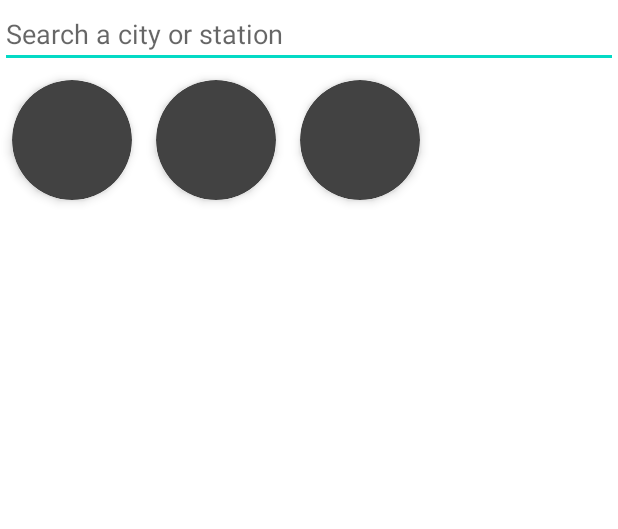
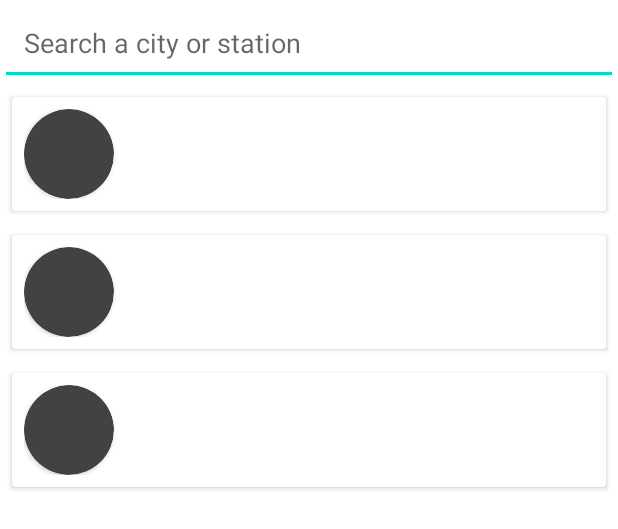
Before and after one commit to henrique-tavolaro/AirQualityProject, an Android app: the layout fragment_home.xml on its own in the app's theme, with its tools: preview values and no code run, on a phone screen of 412 x 824 dp. Shown: the top 529 px of the screen. Run offline under Robolectric (Android 15) with nearby library versions, the phone set to English and light mode, and no system bars.

```diff
--- a/app/src/main/java/com/example/airqualityproject/domain/model/Station.kt
+++ b/app/src/main/java/com/example/airqualityproject/domain/model/Station.kt
@@ -1,11 +1,13 @@
 package com.example.airqualityproject.domain.model
 
+import android.os.Parcelable
+import kotlinx.parcelize.Parcelize
 
-import com.google.gson.annotations.SerializedName
 
+@Parcelize
 data class Station(
     val country: String,
     val geo: List<Double>,
     val name: String,
     val url: String
-)
+) : Parcelable
--- a/app/src/main/java/com/example/airqualityproject/domain/model/Time.kt
+++ b/app/src/main/java/com/example/airqualityproject/domain/model/Time.kt
@@ -1,10 +1,12 @@
 package com.example.airqualityproject.domain.model
 
+import android.os.Parcelable
+import kotlinx.parcelize.Parcelize
 
-import com.google.gson.annotations.SerializedName
 
+@Parcelize
 data class Time(
     val stime: String,
     val tz: String,
     val vtime: Int
-)
+): Parcelable
--- a/app/src/main/res/layout-v21/lazy_adapter.xml
+++ /dev/null
@@ -1,38 +0,0 @@
-<?xml version="1.0" encoding="utf-8"?>
-
-<layout xmlns:android="http://schemas.android.com/apk/res/android"
-    xmlns:app="http://schemas.android.com/apk/res-auto">
-
-    <data>
-        name="data_response"
-        type="com.example.airqualityproject.domain.model.Data" />
-    </data>
-
-    <androidx.cardview.widget.CardView
-        android:id="@+id/lazy_card_adapter"
-        android:layout_width="80dp"
-        android:layout_height="80dp"
-        android:layout_margin="8dp"
-        android:background="@drawable/card_shape"
-        android:backgroundTint="@color/cardview_dark_background"
-        app:cardCornerRadius="50dp"
-        app:cardElevation="4dp">
-
-        <androidx.constraintlayout.widget.ConstraintLayout
-            android:layout_width="match_parent"
-            android:layout_height="match_parent">
-
-            <TextView
-                android:id="@+id/rv_adapter"
-                android:layout_width="wrap_content"
-                android:layout_height="wrap_content"
-                android:text="rv"
-                android:textSize="22sp"
-                app:layout_constraintBottom_toBottomOf="parent"
-                app:layout_constraintEnd_toEndOf="parent"
-                app:layout_constraintStart_toStartOf="parent"
-                app:layout_constraintTop_toTopOf="parent" />
-        </androidx.constraintlayout.widget.ConstraintLayout>
-
-    </androidx.cardview.widget.CardView>
-</layout>
--- a/app/src/main/res/layout/fragment_home.xml
+++ b/app/src/main/res/layout/fragment_home.xml
@@ -16,16 +16,20 @@
         android:orientation="vertical">
 
         <EditText
+            android:id="@+id/et_search"
             android:layout_width="match_parent"
             android:layout_height="wrap_content"
+            android:singleLine="true"
+            android:imeOptions="actionSearch"
+            android:padding="16dp"
             android:hint="Search a city or station"/>
 
         <androidx.recyclerview.widget.RecyclerView
             android:id="@+id/rv_home"
             android:layout_width="match_parent"
             android:layout_height="wrap_content"
-            android:orientation="horizontal"
-            tools:listitem="@layout/lazy_adapter"
+            android:orientation="vertical"
+            tools:listitem="@layout/lazy_city_adapter"
             app:layoutManager="androidx.recyclerview.widget.LinearLayoutManager" />
 
     </LinearLayout>
--- a/app/src/main/res/layout/lazy_adapter.xml
+++ /dev/null
@@ -1,39 +0,0 @@
-<?xml version="1.0" encoding="utf-8"?>
-
-<layout xmlns:android="http://schemas.android.com/apk/res/android"
-    xmlns:app="http://schemas.android.com/apk/res-auto">
-
-    <data>
-        <variable
-            name="data"
-            type="com.example.airqualityproject.domain.model.Data" />
-    </data>
-
-    <androidx.cardview.widget.CardView
-        android:id="@+id/lazy_card_adapter"
-        android:layout_width="80dp"
-        android:layout_height="80dp"
-        android:layout_margin="8dp"
-        android:background="@drawable/card_shape"
-        android:backgroundTint="@color/cardview_dark_background"
-        app:cardCornerRadius="50dp"
-        app:cardElevation="4dp">
-
-        <androidx.constraintlayout.widget.ConstraintLayout
-            android:layout_width="match_parent"
-            android:layout_height="match_parent">
-
-            <TextView
-                android:id="@+id/rv_adapter"
-                android:layout_width="wrap_content"
-                android:layout_height="wrap_content"
-                android:textSize="22sp"
-                app:set_city="@{data}"
-                app:layout_constraintBottom_toBottomOf="parent"
-                app:layout_constraintEnd_toEndOf="parent"
-                app:layout_constraintStart_toStartOf="parent"
-                app:layout_constraintTop_toTopOf="parent" />
-        </androidx.constraintlayout.widget.ConstraintLayout>
-
-    </androidx.cardview.widget.CardView>
-</layout>
--- /dev/null
+++ b/app/src/main/res/layout/lazy_city_adapter.xml
@@ -0,0 +1,59 @@
+<?xml version="1.0" encoding="utf-8"?>
+<layout xmlns:android="http://schemas.android.com/apk/res/android"
+    xmlns:app="http://schemas.android.com/apk/res-auto">
+
+    <data>
+
+        <variable
+            name="data_response"
+            type="com.example.airqualityproject.domain.model.Data" />
+        <variable
+            name="clickListener"
+            type="com.example.airqualityproject.presenter.CityListListener" />
+    </data>
+
+    <androidx.cardview.widget.CardView
+        android:layout_width="match_parent"
+        android:layout_height="wrap_content"
+        android:layout_margin="8dp"
+        android:elevation="4dp"
+        android:onClick="@{() -> clickListener.onClick(data_response)}">
+
+        <LinearLayout
+            android:layout_width="match_parent"
+            android:layout_height="wrap_content"
+            android:orientation="horizontal"
+            android:padding="8dp">
+
+            <androidx.cardview.widget.CardView
+                android:layout_width="60dp"
+                android:layout_height="60dp"
+                app:cardCornerRadius="30dp"
+                app:cardBackgroundColor="@color/cardview_dark_background"
+               >
+
+                <TextView
+                    android:layout_width="wrap_content"
+                    android:layout_height="wrap_content"
+                    android:layout_gravity="center"
+                    android:textColor="@color/white"
+                    android:textSize="22sp"
+                    android:textStyle="bold"
+                    app:set_country="@{data_response}" />
+
+            </androidx.cardview.widget.CardView>
+
+            <TextView
+                android:id="@+id/rv_city"
+                android:layout_width="match_parent"
+                android:layout_height="wrap_content"
+                android:layout_gravity="center"
+                android:paddingStart="8dp"
+                android:textSize="18sp"
+                app:set_city="@{data_response}" />
+
+        </LinearLayout>
+
+    </androidx.cardview.widget.CardView>
+
+</layout>
--- /dev/null
+++ b/app/src/main/res/values/google_maps_api.xml
@@ -0,0 +1,5 @@
+<?xml version="1.0" encoding="utf-8"?>
+<resources>
+    <string name="google_maps_key" templateMergeStrategy="preserve" translatable="false">AIzaSyCi6C_iSC4ZbE1ZN8OyAN4Fq8XuwwaScBY</string>
+
+</resources>
--- a/build.gradle
+++ b/build.gradle
@@ -15,6 +15,8 @@ buildscript {
     dependencies {
         classpath 'com.android.tools.build:gradle:7.1.0-alpha06'
         classpath "org.jetbrains.kotlin:kotlin-gradle-plugin:1.5.20"
+        classpath("androidx.navigation:navigation-safe-args-gradle-plugin:$nav_version")
+        classpath 'com.google.android.libraries.mapsplatform.secrets-gradle-plugin:secrets-gradle-plugin:1.3.0'
 
         // NOTE: Do not place your application dependencies here; they belong
         // in the individual module build.gradle files
```
Also changed, not shown: app/build.gradle (+5 -2 lines), app/src/main/AndroidManifest.xml (+18 -1 lines), app/src/main/java/com/example/airqualityproject/domain/model/Data.kt (+4 -3 lines), app/src/main/java/com/example/airqualityproject/presenter/AirViewModel.kt (+12 -1 lines), app/src/main/java/com/example/airqualityproject/presenter/HomeFragment.kt (deleted, +0 -51 lines), app/src/main/java/com/example/airqualityproject/presenter/detail_fragment/DetailFragment.kt (added, +52 -0 lines), app/src/main/java/com/example/airqualityproject/presenter/home_fragment/CityListAdapter.kt (renamed from app/src/main/java/com/example/airqualityproject/presenter/LazyAdapter.kt, +12 -8 lines), app/src/main/java/com/example/airqualityproject/presenter/home_fragment/HomeFragment.kt (added, +83 -0 lines), app/src/main/java/com/example/airqualityproject/utils/BindingAdapter.kt (+7 -0 lines), app/src/main/res/layout/fragment_detail.xml (added, +34 -0 lines), app/src/main/res/navigation/main_graph.xml (+15 -2 lines).
